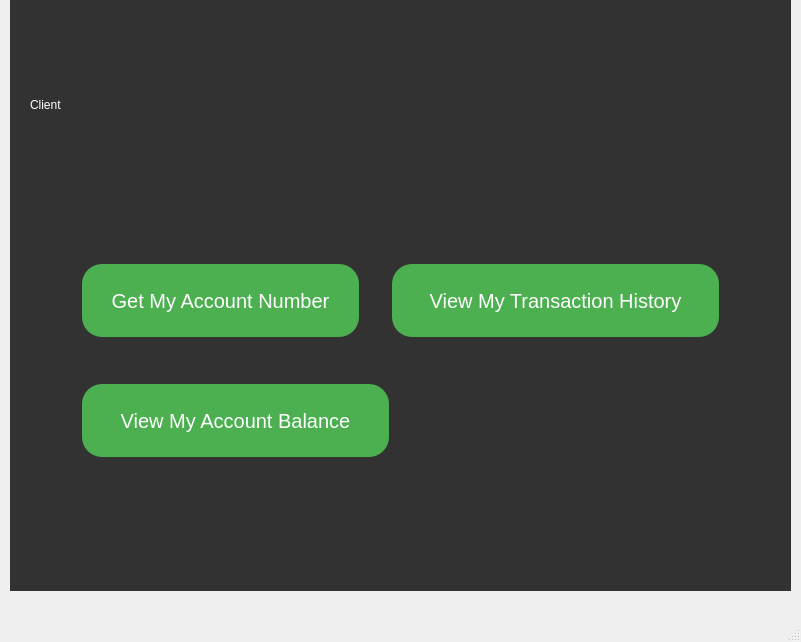
The window that BankSystemUser/mainwindow.ui (KerollosSamaan75/Bank-System-Project) describes before a commit, drawn with Qt 5.
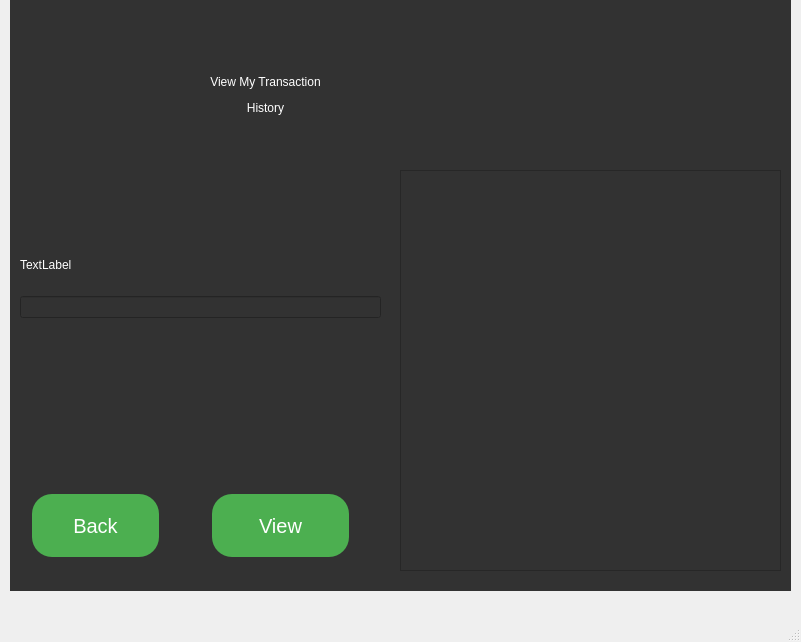
The same window after the commit. The open tabs and pages were chosen to show the change. Icons and pictures are not drawn.

```diff
--- a/BankSystemUser/mainwindow.ui
+++ b/BankSystemUser/mainwindow.ui
@@ -550,7 +550,7 @@
       <property name="geometry">
        <rect>
         <x>70</x>
-        <y>260</y>
+        <y>250</y>
         <width>281</width>
         <height>81</height>
        </rect>
@@ -577,8 +577,8 @@
      <widget class="QPushButton" name="pB_ClientViewAccountBalance">
       <property name="geometry">
        <rect>
-        <x>70</x>
-        <y>380</y>
+        <x>380</x>
+        <y>360</y>
         <width>311</width>
         <height>81</height>
        </rect>
@@ -606,7 +606,7 @@
       <property name="geometry">
        <rect>
         <x>380</x>
-        <y>260</y>
+        <y>250</y>
         <width>331</width>
         <height>81</height>
        </rect>
@@ -1348,6 +1348,145 @@
       </layout>
      </widget>
     </widget>
+    <widget class="QWidget" name="ViewMyHistory">
+     <widget class="QLabel" name="label_10">
+      <property name="geometry">
+       <rect>
+        <x>20</x>
+        <y>20</y>
+        <width>471</width>
+        <height>151</height>
+       </rect>
+      </property>
+      <property name="styleSheet">
+       <string notr="true">font: 700 35pt &quot;Segoe UI&quot;;
+color: rgb(255, 255, 255);</string>
+      </property>
+      <property name="text">
+       <string>&lt;html&gt;&lt;head/&gt;&lt;body&gt;&lt;p align=&quot;center&quot;&gt;View My Transaction&lt;/p&gt;&lt;p align=&quot;center&quot;&gt;History&lt;/p&gt;&lt;/body&gt;&lt;/html&gt;</string>
+      </property>
+     </widget>
+     <widget class="QLabel" name="label_11">
+      <property name="geometry">
+       <rect>
+        <x>540</x>
+        <y>10</y>
+        <width>201</width>
+        <height>161</height>
+       </rect>
+      </property>
+      <property name="text">
+       <string/>
+      </property>
+      <property name="pixmap">
+       <pixmap resource="resources.qrc">:/images/logo.png</pixmap>
+      </property>
+      <property name="scaledContents">
+       <bool>true</bool>
+      </property>
+     </widget>
+     <widget class="QPushButton" name="pb_ViewMyHistoryBack">
+      <property name="geometry">
+       <rect>
+        <x>20</x>
+        <y>490</y>
+        <width>131</width>
+        <height>71</height>
+       </rect>
+      </property>
+      <property name="styleSheet">
+       <string notr="true">background-color: #4CAF50; 
+font: 700 20pt &quot;Segoe UI&quot;;
+        border: none;
+                   color: white;
+                   padding: 15px 20px;
+                   text-align: center;
+                   text-decoration: none;
+                   display: inline-block;
+                   font-size: 20px;
+                   margin: 4px 2px;
+                   border-radius: 20px; 
+
+</string>
+      </property>
+      <property name="text">
+       <string>Back</string>
+      </property>
+     </widget>
+     <widget class="QPushButton" name="pb_ViewMyHistoryView">
+      <property name="geometry">
+       <rect>
+        <x>200</x>
+        <y>490</y>
+        <width>141</width>
+        <height>71</height>
+       </rect>
+      </property>
+      <property name="styleSheet">
+       <string notr="true">background-color: #4CAF50; 
+font: 700 20pt &quot;Segoe UI&quot;;
+        border: none;
+                   color: white;
+                   padding: 15px 20px;
+                   text-align: center;
+                   text-decoration: none;
+                   display: inline-block;
+                   font-size: 20px;
+                   margin: 4px 2px;
+                   border-radius: 20px; 
+
+</string>
+      </property>
+      <property name="text">
+       <string>View</string>
+      </property>
+     </widget>
+     <widget class="QListWidget" name="ClientTransactionHistoryListWidget">
+      <property name="geometry">
+       <rect>
+        <x>390</x>
+        <y>170</y>
+        <width>381</width>
+        <height>401</height>
+       </rect>
+      </property>
+      <property name="styleSheet">
+       <string notr="true">font: 14pt &quot;Segoe UI&quot;;
+color: rgb(255, 255, 255);</string>
+      </property>
+     </widget>
+     <widget class="QWidget" name="">
+      <property name="geometry">
+       <rect>
+        <x>10</x>
+        <y>240</y>
+        <width>361</width>
+        <height>78</height>
+       </rect>
+      </property>
+      <layout class="QVBoxLayout" name="verticalLayout_13">
+       <item>
+        <widget class="QLabel" name="ClientViewHistoryCountErrorLabel">
+         <property name="styleSheet">
+          <string notr="true">color: rgb(255, 255, 255);
+font: 14pt &quot;Segoe UI&quot;;</string>
+         </property>
+         <property name="text">
+          <string>TextLabel</string>
+         </property>
+        </widget>
+       </item>
+       <item>
+        <widget class="QLineEdit" name="lE_ClientViewHistoryCount">
+         <property name="styleSheet">
+          <string notr="true">color: rgb(255, 255, 255);
+font: 700 20pt &quot;Segoe UI&quot;;</string>
+         </property>
+        </widget>
+       </item>
+      </layout>
+     </widget>
+    </widget>
    </widget>
   </widget>
   <widget class="QMenuBar" name="menubar">
```
Left out of the diff: 66 changed lines with no effect on the pictures.
